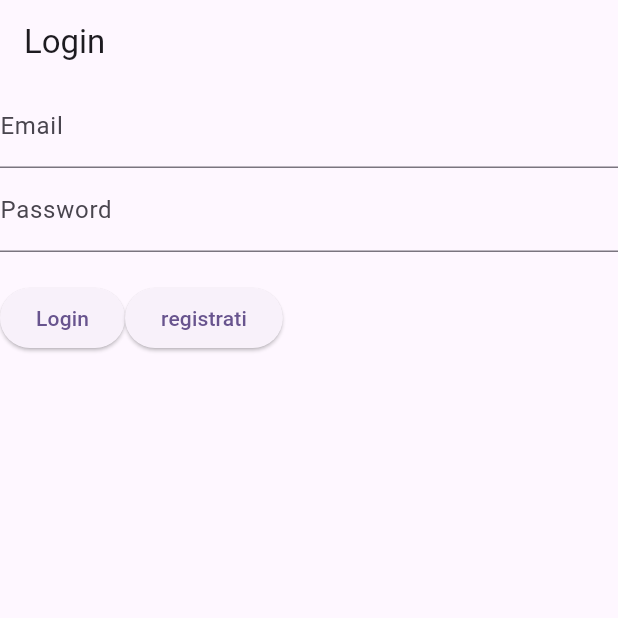
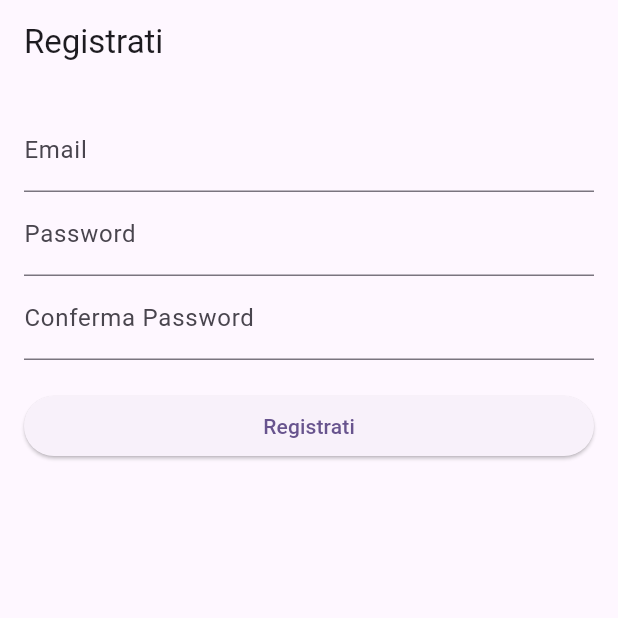
Before and after one commit to MattiaFlamigni/delta_explorer, a Flutter app: the screen it shows after launch, on a phone screen of 412 x 824 dp, the top half of it. Run offline on Flutter 3.47's test engine with Material 3 defaults, Android fonts, the phone set to English and light mode, and no system bars; our stand-ins replace camera, cloud_firestore, firebase_core, flutter_compass, flutter_dotenv, font_awesome_flutter and 4 more; missing offline and left inert: flutter_osm_plugin, weatherapi; accounts and stored records are empty.

Commit message:
registration user implemented

```diff
--- /dev/null
+++ b/lib/login/registration.dart
@@ -0,0 +1,90 @@
+import 'package:delta_explorer/login/loginController.dart';
+import 'package:flutter/material.dart';
+
+class RegisterForm extends StatefulWidget {
+  const RegisterForm({super.key});
+
+  @override
+  State<RegisterForm> createState() => _RegisterFormState();
+}
+
+class _RegisterFormState extends State<RegisterForm> {
+  final TextEditingController _emailController = TextEditingController();
+  final TextEditingController _passwordController = TextEditingController();
+  final TextEditingController _confirmPasswordController =
+      TextEditingController();
+  LoginController controller = LoginController();
+
+  bool _loading = false;
+  String _errorMessage = '';
+
+  @override
+  Widget build(BuildContext context) {
+    return Scaffold(
+      appBar: AppBar(title: Text("Registrati")),
+      body: Padding(
+        padding: const EdgeInsets.all(16.0),
+        child: showRegistrationForm()
+      ),
+    );
+  }
+
+  showRegistrationMessage() async {
+    if (controller.checkConfirmPassword(
+          _passwordController.text,
+          _confirmPasswordController.text,
+        ) ==
+        false) {
+      showSnackbar("le password non coincidono");
+      return;
+    }
+    if (_passwordController.text.length < 6) {
+      showSnackbar("La password deve essere almeno 6 caratteri");
+      return;
+    }
+    var res = await controller.signUpNewUser(
+      _emailController.text,
+      _passwordController.text,
+    );
+    showSnackbar(res);
+  }
+
+  Widget showRegistrationForm(){
+    return Column(
+      crossAxisAlignment: CrossAxisAlignment.stretch,
+      children: [
+        TextField(
+          controller: _emailController,
+          decoration: InputDecoration(
+            labelText: 'Email',
+            errorText: _errorMessage.isNotEmpty ? _errorMessage : null,
+          ),
+          keyboardType: TextInputType.emailAddress,
+        ),
+        TextField(
+          controller: _passwordController,
+          obscureText: true,
+          decoration: InputDecoration(labelText: 'Password'),
+        ),
+        TextField(
+          controller: _confirmPasswordController,
+          obscureText: true,
+          decoration: InputDecoration(labelText: 'Conferma Password'),
+        ),
+        SizedBox(height: 20),
+        _loading
+            ? CircularProgressIndicator()
+            : ElevatedButton(
+          onPressed: () async {
+            showRegistrationMessage();
+          },
+          child: Text('Registrati'),
+        ),
+      ],
+    );
+  }
+
+  void showSnackbar(String text) {
+    ScaffoldMessenger.of(context).showSnackBar(SnackBar(content: Text(text)));
+  }
+}
--- a/lib/main.dart
+++ b/lib/main.dart
@@ -1,4 +1,5 @@
 import 'package:delta_explorer/login/login.dart';
+import 'package:delta_explorer/login/registration.dart';
 import 'package:delta_explorer/maps/maps.dart';
 import 'package:delta_explorer/profile/profile.dart';
 import 'package:flutter/material.dart';
@@ -56,7 +57,7 @@ class MyApp extends StatelessWidget {
         // tested with just a hot reload.
         colorScheme: ColorScheme.fromSeed(seedColor: Colors.deepPurple),
       ),
-      home: const LoginForm(),
+      home: const RegisterForm(),
     );
   }
 }
```
Also changed, not shown: lib/login/loginController.dart (+13 -4 lines).
